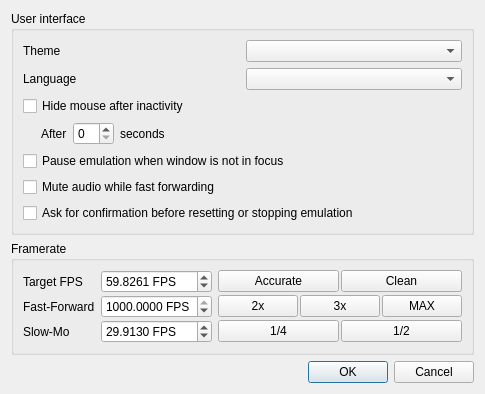
This is src/frontend/qt_sdl/InterfaceSettingsDialog.ui in doomsday616/melonDS as Qt 5 draws it before an edit. The edited form follows.
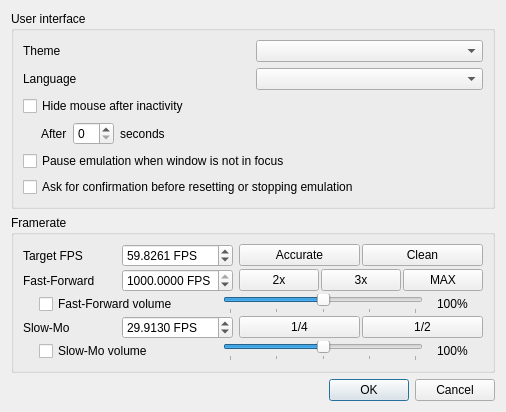
This is the edited form.

Commit message:
Add fast-forward and slow-mo volume settings
Based on upstream PR melonDS-emu/melonDS#2736 (open, not merged upstream).
Reworked onto the fork's dialog; unlike upstream, the volume only changes while the
fast-forward or slow-mo hotkey/toggle is active, not when Limit framerate is off.
MuteFastForward is kept as the enable flag, so existing mute settings still mute.

Patch:
```diff
--- a/src/frontend/qt_sdl/InterfaceSettingsDialog.ui
+++ b/src/frontend/qt_sdl/InterfaceSettingsDialog.ui
@@ -107,13 +107,6 @@
         </property>
        </widget>
       </item>
-      <item>
-       <widget class="QCheckBox" name="cbMuteFastForward">
-        <property name="text">
-         <string>Mute audio while fast forwarding</string>
-        </property>
-       </widget>
-      </item>
       <item>
        <widget class="QCheckBox" name="cbConfirmResetStop">
         <property name="text">
@@ -174,7 +167,7 @@
           </property>
          </widget>
         </item>
-        <item row="2" column="2">
+        <item row="3" column="2">
          <layout class="QHBoxLayout" name="horizontalLayout_5">
           <property name="spacing">
            <number>2</number>
@@ -195,7 +188,7 @@
           </item>
          </layout>
         </item>
-        <item row="2" column="1">
+        <item row="3" column="1">
          <widget class="QDoubleSpinBox" name="spinSlow">
           <property name="suffix">
            <string> FPS</string>
@@ -233,7 +226,7 @@
           </property>
          </widget>
         </item>
-        <item row="2" column="0">
+        <item row="3" column="0">
          <widget class="QLabel" name="label_6">
           <property name="text">
            <string>Slow-Mo</string>
@@ -289,6 +282,146 @@
           </item>
          </layout>
         </item>
+        <item row="2" column="0" colspan="3">
+         <layout class="QHBoxLayout" name="horizontalLayout_11">
+          <property name="spacing">
+           <number>14</number>
+          </property>
+          <property name="leftMargin">
+           <number>16</number>
+          </property>
+          <property name="rightMargin">
+           <number>4</number>
+          </property>
+          <item>
+           <widget class="QCheckBox" name="cbFastForwardVolume">
+            <property name="minimumSize">
+             <size>
+              <width>170</width>
+              <height>0</height>
+             </size>
+            </property>
+            <property name="whatsThis">
+             <string>&lt;html&gt;&lt;head/&gt;&lt;body&gt;&lt;p&gt;Scales the audio volume while fast-forward is active (hotkey held or toggled). 100% leaves the volume alone, 0% mutes, and above 100% is louder than normal play.&lt;/p&gt;&lt;/body&gt;&lt;/html&gt;</string>
+            </property>
+            <property name="text">
+             <string>Fast-Forward volume</string>
+            </property>
+           </widget>
+          </item>
+          <item>
+           <widget class="QSlider" name="slFastForwardVolume">
+            <property name="minimumSize">
+             <size>
+              <width>200</width>
+              <height>0</height>
+             </size>
+            </property>
+            <property name="maximum">
+             <number>200</number>
+            </property>
+            <property name="pageStep">
+             <number>10</number>
+            </property>
+            <property name="value">
+             <number>100</number>
+            </property>
+            <property name="orientation">
+             <enum>Qt::Horizontal</enum>
+            </property>
+            <property name="tickPosition">
+             <enum>QSlider::TicksBelow</enum>
+            </property>
+            <property name="tickInterval">
+             <number>50</number>
+            </property>
+           </widget>
+          </item>
+          <item>
+           <widget class="QLabel" name="lblFastForwardVolume">
+            <property name="minimumSize">
+             <size>
+              <width>42</width>
+              <height>0</height>
+             </size>
+            </property>
+            <property name="text">
+             <string notr="true">100%</string>
+            </property>
+           </widget>
+          </item>
+         </layout>
+        </item>
+        <item row="4" column="0" colspan="3">
+         <layout class="QHBoxLayout" name="horizontalLayout_12">
+          <property name="spacing">
+           <number>14</number>
+          </property>
+          <property name="leftMargin">
+           <number>16</number>
+          </property>
+          <property name="rightMargin">
+           <number>4</number>
+          </property>
+          <item>
+           <widget class="QCheckBox" name="cbSlowmoVolume">
+            <property name="minimumSize">
+             <size>
+              <width>170</width>
+              <height>0</height>
+             </size>
+            </property>
+            <property name="whatsThis">
+             <string>&lt;html&gt;&lt;head/&gt;&lt;body&gt;&lt;p&gt;Scales the audio volume while slow-mo is active (hotkey held or toggled). 100% leaves the volume alone, 0% mutes, and above 100% is louder than normal play.&lt;/p&gt;&lt;/body&gt;&lt;/html&gt;</string>
+            </property>
+            <property name="text">
+             <string>Slow-Mo volume</string>
+            </property>
+           </widget>
+          </item>
+          <item>
+           <widget class="QSlider" name="slSlowmoVolume">
+            <property name="minimumSize">
+             <size>
+              <width>200</width>
+              <height>0</height>
+             </size>
+            </property>
+            <property name="maximum">
+             <number>200</number>
+            </property>
+            <property name="pageStep">
+             <number>10</number>
+            </property>
+            <property name="value">
+             <number>100</number>
+            </property>
+            <property name="orientation">
+             <enum>Qt::Horizontal</enum>
+            </property>
+            <property name="tickPosition">
+             <enum>QSlider::TicksBelow</enum>
+            </property>
+            <property name="tickInterval">
+             <number>50</number>
+            </property>
+           </widget>
+          </item>
+          <item>
+           <widget class="QLabel" name="lblSlowmoVolume">
+            <property name="minimumSize">
+             <size>
+              <width>42</width>
+              <height>0</height>
+             </size>
+            </property>
+            <property name="text">
+             <string notr="true">100%</string>
+            </property>
+           </widget>
+          </item>
+         </layout>
+        </item>
        </layout>
       </item>
      </layout>
```
Left out of the diff: 5 changed lines with no effect on the pictures. The commit also changes 8 other files.
